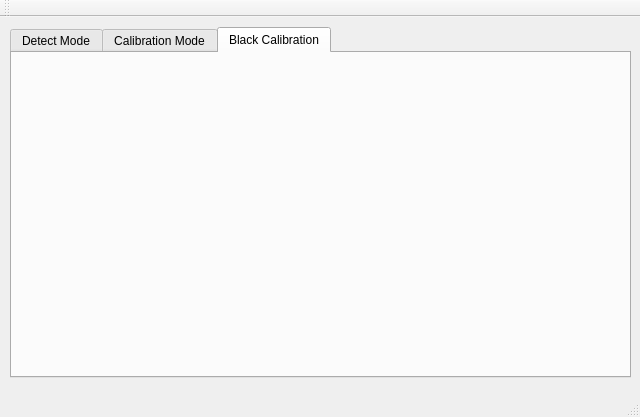
First picture: the form in mainwindow.ui, repository Chia-ChunHsu/FourCapture, before the edit.
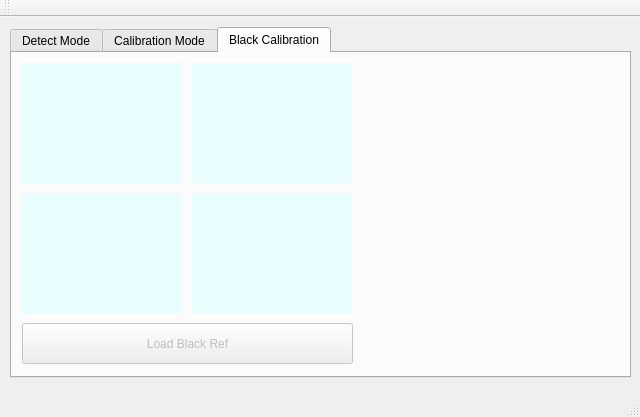
Second picture: the form after the edit. The open tabs and pages were chosen to show the change.

Patch:
```diff
--- a/mainwindow.ui
+++ b/mainwindow.ui
@@ -475,6 +475,86 @@
      <attribute name="title">
       <string>Black Calibration</string>
      </attribute>
+     <widget class="QLabel" name="BlackReflabel1">
+      <property name="geometry">
+       <rect>
+        <x>10</x>
+        <y>10</y>
+        <width>160</width>
+        <height>120</height>
+       </rect>
+      </property>
+      <property name="styleSheet">
+       <string notr="true">background-color: rgb(233, 255, 255);</string>
+      </property>
+      <property name="text">
+       <string/>
+      </property>
+     </widget>
+     <widget class="QLabel" name="BlackReflabel2">
+      <property name="geometry">
+       <rect>
+        <x>180</x>
+        <y>10</y>
+        <width>160</width>
+        <height>120</height>
+       </rect>
+      </property>
+      <property name="styleSheet">
+       <string notr="true">background-color: rgb(233, 255, 255);</string>
+      </property>
+      <property name="text">
+       <string/>
+      </property>
+     </widget>
+     <widget class="QLabel" name="BlackReflabel3">
+      <property name="geometry">
+       <rect>
+        <x>10</x>
+        <y>140</y>
+        <width>160</width>
+        <height>120</height>
+       </rect>
+      </property>
+      <property name="styleSheet">
+       <string notr="true">background-color: rgb(233, 255, 255);</string>
+      </property>
+      <property name="text">
+       <string/>
+      </property>
+     </widget>
+     <widget class="QLabel" name="BlackReflabel4">
+      <property name="geometry">
+       <rect>
+        <x>180</x>
+        <y>140</y>
+        <width>160</width>
+        <height>120</height>
+       </rect>
+      </property>
+      <property name="styleSheet">
+       <string notr="true">background-color: rgb(233, 255, 255);</string>
+      </property>
+      <property name="text">
+       <string/>
+      </property>
+     </widget>
+     <widget class="QPushButton" name="LBlackRefButton">
+      <property name="enabled">
+       <bool>false</bool>
+      </property>
+      <property name="geometry">
+       <rect>
+        <x>10</x>
+        <y>270</y>
+        <width>331</width>
+        <height>41</height>
+       </rect>
+      </property>
+      <property name="text">
+       <string>Load Black Ref</string>
+      </property>
+     </widget>
     </widget>
    </widget>
   </widget>
```
Left out of the diff: 28 changed lines with no effect on the pictures.
